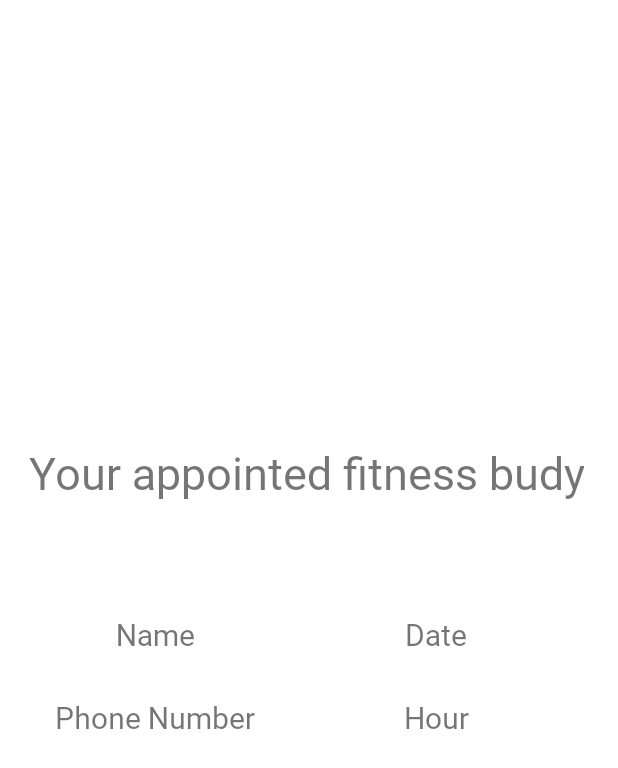
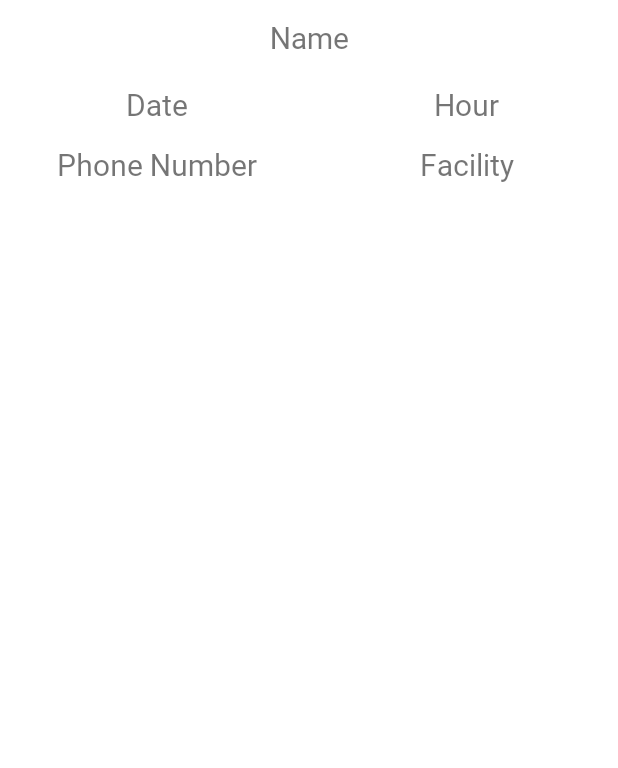
Before and after one commit to berkanyikilmaz/multifunctional-fitness-app, an Android app: the layout find_fitness_budy_1.xml on its own in the app's theme, with its tools: preview values and no code run, on a phone screen of 412 x 824 dp. Shown: the top 768 px of the screen. Run offline under Robolectric (Android 15) with nearby library versions, the phone set to English and light mode, and no system bars.

Commit message:
change fitness buddy ui element names

```diff
--- a/app/src/main/java/com/example/multifunctionalfitnessapp/activities/Choose_Time_Interval_Menu.java
+++ b/app/src/main/java/com/example/multifunctionalfitnessapp/activities/Choose_Time_Interval_Menu.java
@@ -7,7 +7,6 @@ import androidx.appcompat.app.AppCompatActivity;
 import androidx.recyclerview.widget.LinearLayoutManager;
 import androidx.recyclerview.widget.RecyclerView;
 
-import com.example.multifunctionalfitnessapp.NormalUser;
 import com.example.multifunctionalfitnessapp.R;
 import com.example.multifunctionalfitnessapp.RecyclerViewInterface;
 import com.example.multifunctionalfitnessapp.TimeInterval;
@@ -25,9 +24,9 @@ public class Choose_Time_Interval_Menu extends AppCompatActivity implements Recy
 
     protected void onCreate(Bundle savedInstanceState){
         super.onCreate(savedInstanceState);
-        setContentView(R.layout.choose_time_interval_menu);
+        setContentView(R.layout.fitness_buddies);
 
-        recyclerView = (RecyclerView) findViewById(R.id.timeIntervalContainer);
+        recyclerView = (RecyclerView) findViewById(R.id.fitnessBuddyContainer);
 
         TimeIntervalContainerAdapter adapter = new TimeIntervalContainerAdapter(this, exampleTimeIntervals, this );
         recyclerView.setAdapter(adapter);
--- a/app/src/main/java/com/example/multifunctionalfitnessapp/activities/Fitness_Buddy_Found_Activity.java
+++ b/app/src/main/java/com/example/multifunctionalfitnessapp/activities/Fitness_Buddy_Found_Activity.java
@@ -37,10 +37,10 @@ public class Fitness_Buddy_Found_Activity extends AppCompatActivity {
         // normally, we will reach day and hour from the database
         String date = "12.12";
         String hour = "17-18";
-        ((TextView) findViewById(R.id.textView2)).setText(fullName);
+        /*((TextView) findViewById(R.id.textView2)).setText(fullName);
         ((TextView) findViewById(R.id.textView3)).setText(phoneNumber);
         ((TextView) findViewById(R.id.textView4)).setText(date);
-        ((TextView) findViewById(R.id.textView5)).setText(hour);
+        ((TextView) findViewById(R.id.textView5)).setText(hour);*/
     }
 
 }
--- a/app/src/main/java/com/example/multifunctionalfitnessapp/activities/LogInActivity.java
+++ b/app/src/main/java/com/example/multifunctionalfitnessapp/activities/LogInActivity.java
@@ -18,6 +18,7 @@ import com.example.multifunctionalfitnessapp.UserData;
 import com.google.android.material.textfield.TextInputEditText;
 import com.google.firebase.database.DataSnapshot;
 import com.google.firebase.database.DatabaseError;
+import com.google.firebase.database.DatabaseReference;
 import com.google.firebase.database.ValueEventListener;
 
 public class LogInActivity extends AppCompatActivity {
--- a/app/src/main/java/com/example/multifunctionalfitnessapp/activities/fitness_buddy_main.java
+++ b/app/src/main/java/com/example/multifunctionalfitnessapp/activities/fitness_buddy_main.java
@@ -22,8 +22,8 @@ public class fitness_buddy_main extends AppCompatActivity implements RecyclerVie
     @Override
     protected void onCreate(Bundle savedInstanceState) {
         super.onCreate(savedInstanceState);
-        setContentView(R.layout.choose_time_interval_menu);
-        recyclerView = (RecyclerView) findViewById(R.id.timeIntervalContainer);
+        setContentView(R.layout.fitness_buddies);
+        recyclerView = (RecyclerView) findViewById(R.id.fitnessBuddyContainer);
         timeIntervals = new ArrayList<>();
 
         setTimeIntervals();
--- a/app/src/main/res/layout/find_fitness_budy_1.xml
+++ b/app/src/main/res/layout/find_fitness_budy_1.xml
@@ -1,82 +1,61 @@
 <?xml version="1.0" encoding="utf-8"?>
 
-<androidx.constraintlayout.widget.ConstraintLayout xmlns:android="http://schemas.android.com/apk/res/android"
+<RelativeLayout xmlns:android="http://schemas.android.com/apk/res/android"
     xmlns:app="http://schemas.android.com/apk/res-auto"
     xmlns:tools="http://schemas.android.com/tools"
     android:layout_width="match_parent"
     android:layout_height="match_parent">
 
     <TextView
-        android:id="@+id/createTitle"
-        android:layout_width="wrap_content"
-        android:layout_height="wrap_content"
-        android:layout_marginStart="105dp"
-        android:layout_marginEnd="105dp"
-        android:gravity="center"
-        android:text="Your appointed fitness budy"
-        android:textSize="30sp"
-        app:layout_constraintBottom_toBottomOf="parent"
-        app:layout_constraintEnd_toEndOf="parent"
-        app:layout_constraintHorizontal_bias="0.514"
-        app:layout_constraintStart_toStartOf="parent"
-        app:layout_constraintTop_toTopOf="parent"
-        app:layout_constraintVertical_bias="0.376" />
-
-    <TextView
-        android:id="@+id/textView2"
-        android:layout_width="144dp"
-        android:layout_height="33dp"
+        android:id="@+id/fitnessBuddyNameText"
+        android:layout_width="match_parent"
+        android:layout_height="50dp"
         android:gravity="center"
         android:text="Name"
         android:textSize="20sp"
-        app:layout_constraintBottom_toBottomOf="parent"
-        app:layout_constraintEnd_toEndOf="parent"
-        app:layout_constraintHorizontal_bias="0.116"
-        app:layout_constraintStart_toStartOf="parent"
-        app:layout_constraintTop_toTopOf="parent"
-        app:layout_constraintVertical_bias="0.514" />
+        />
 
     <TextView
-        android:id="@+id/textView3"
-        android:layout_width="144dp"
-        android:layout_height="33dp"
+        android:id="@+id/fitnessBuddyDateText"
+        android:layout_width="210dp"
+        android:layout_height="40dp"
+        android:gravity="center"
+        android:text="Date"
+        android:textSize="20sp"
+        android:layout_below="@id/fitnessBuddyNameText" />
+
+    <TextView
+        android:id="@+id/fitnessBuddyHourText"
+        android:layout_width="210dp"
+        android:layout_height="40dp"
+        android:gravity="center"
+        android:text="Hour"
+        android:textSize="20sp"
+        android:layout_below="@id/fitnessBuddyNameText"
+        android:layout_toRightOf="@id/fitnessBuddyDateText"
+         />
+
+    <TextView
+        android:id="@+id/fitnessBuddyPhoneNumber"
+        android:layout_width="210dp"
+        android:layout_height="40dp"
+        android:layout_below="@id/fitnessBuddyDateText"
         android:gravity="center"
         android:text="Phone Number"
         android:textSize="20sp"
-        app:layout_constraintBottom_toBottomOf="parent"
-        app:layout_constraintEnd_toEndOf="parent"
-        app:layout_constraintHorizontal_bias="0.116"
-        app:layout_constraintStart_toStartOf="parent"
-        app:layout_constraintTop_toTopOf="parent"
-        app:layout_constraintVertical_bias="0.584" />
+        />
+
 
     <TextView
-        android:id="@+id/textView4"
-        android:layout_width="144dp"
-        android:layout_height="33dp"
+        android:id="@+id/fitnessBuddyFacilityText"
+        android:layout_width="210dp"
+        android:layout_height="40dp"
         android:gravity="center"
-        android:text="Date"
+        android:text="Facility"
         android:textSize="20sp"
-        app:layout_constraintBottom_toBottomOf="parent"
-        app:layout_constraintEnd_toEndOf="parent"
-        app:layout_constraintHorizontal_bias="0.816"
-        app:layout_constraintStart_toStartOf="parent"
-        app:layout_constraintTop_toTopOf="parent"
-        app:layout_constraintVertical_bias="0.514" />
-
-    <TextView
-        android:id="@+id/textView5"
-        android:layout_width="144dp"
-        android:layout_height="33dp"
-        android:gravity="center"
-        android:text="Hour"
-        android:textSize="20sp"
-        app:layout_constraintBottom_toBottomOf="parent"
-        app:layout_constraintEnd_toEndOf="parent"
-        app:layout_constraintHorizontal_bias="0.816"
-        app:layout_constraintStart_toStartOf="parent"
-        app:layout_constraintTop_toTopOf="parent"
-        app:layout_constraintVertical_bias="0.584" />
+        android:layout_toRightOf="@id/fitnessBuddyPhoneNumber"
+        android:layout_below="@id/fitnessBuddyHourText"
+        />
 
 
-</androidx.constraintlayout.widget.ConstraintLayout>
+</RelativeLayout>
--- a/app/src/main/res/layout/choose_time_interval_menu.xml
+++ b/app/src/main/res/layout/fitness_buddies.xml
@@ -6,24 +6,23 @@
     android:layout_width="match_parent"
     android:layout_height="match_parent">
 
-
     <androidx.recyclerview.widget.RecyclerView
-        android:id="@+id/timeIntervalContainer"
+        android:id="@+id/fitnessBuddyContainer"
         android:layout_width="match_parent"
-        android:layout_height="400dp"
-        android:layout_below="@id/timeIntervalTitle"
-        android:layout_marginTop="120dp"
+        android:layout_height="match_parent"
+        android:layout_below="@id/fitnessBuddyTitle"
+        android:layout_marginTop="16dp"
+        android:layout_marginBottom="64dp"
         />
 
     <TextView
-        android:id="@+id/timeIntervalTitle"
+        android:id="@+id/fitnessBuddyTitle"
         android:layout_width="match_parent"
         android:layout_height="60dp"
-        android:text="Choose Your Time Interval"
+        android:layout_marginTop="48dp"
         android:gravity="center"
-        android:textStyle="bold"
+        android:text="Your Fitness Buddies"
         android:textSize="34dp"
-        android:layout_marginTop="48dp"
-    />
+        android:textStyle="bold" />
 
 </RelativeLayout>
```
